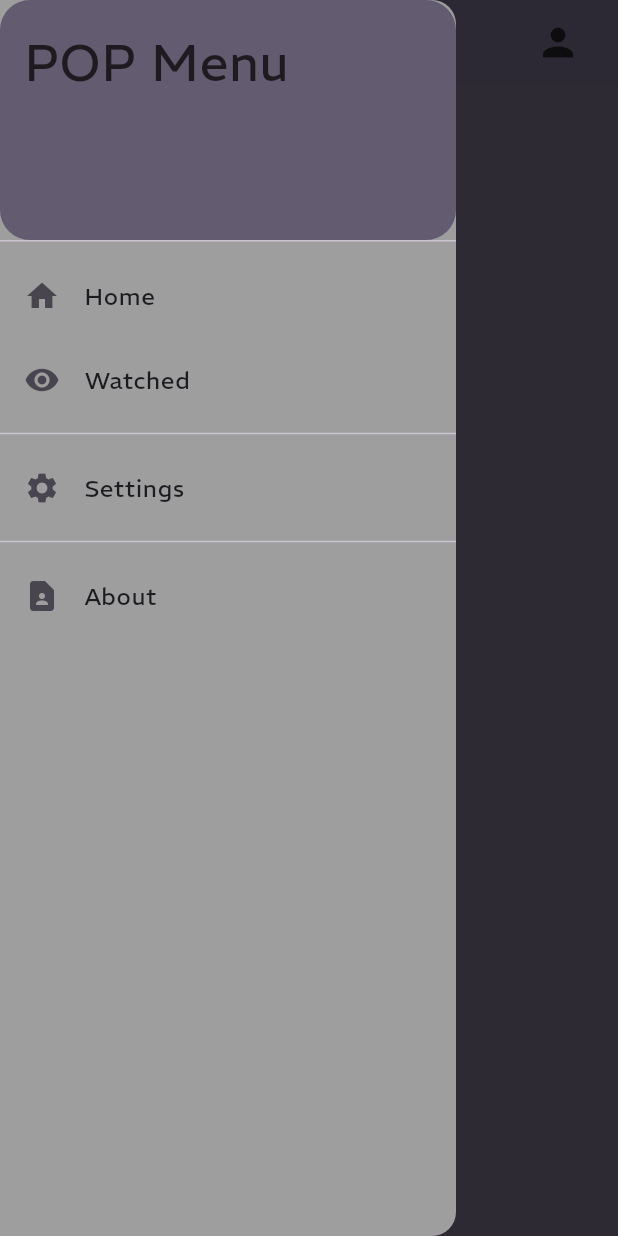
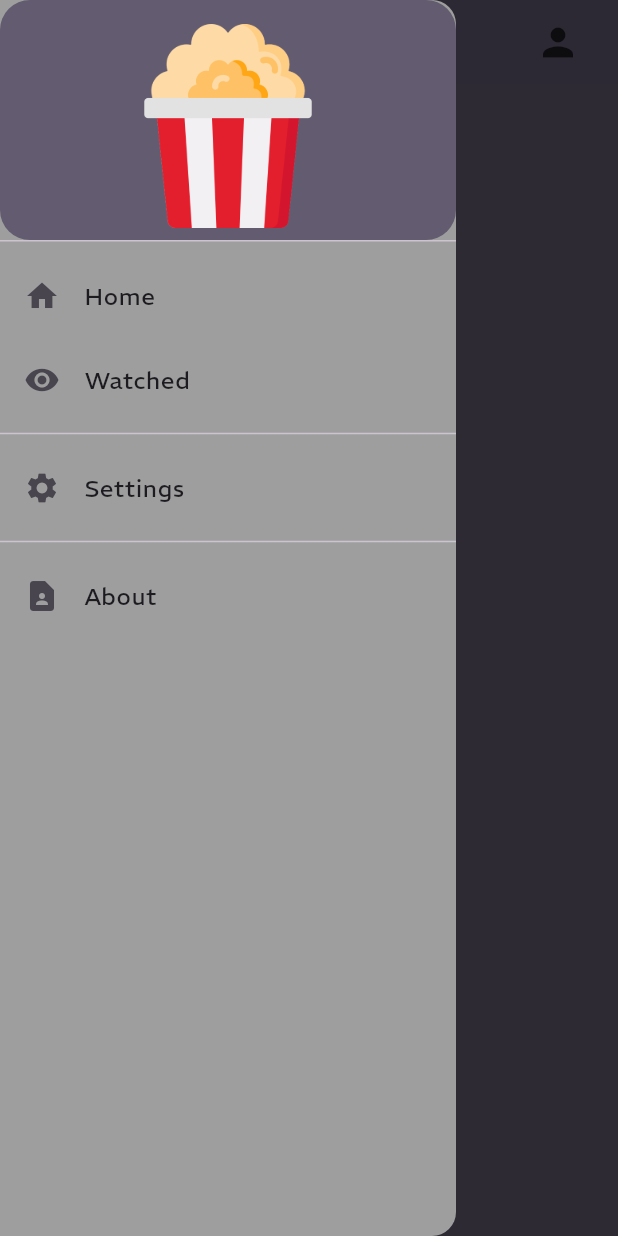
Before and after one commit to MDPater/POPcorn, a Flutter app: the screen it shows after launch, scrolled down 214 dp, after a tap on the "menu" icon, on a phone screen of 412 x 824 dp. Run offline on Flutter 3.47's test engine with Material 2 defaults, Android fonts, the light colour scheme and no system bars; our stand-ins replace flutter_rating_bar; missing offline and left inert: tmdb_api.

Commit message:
Changed Structure

```diff
--- a/lib/widgets/NavBar.dart
+++ b/lib/widgets/NavBar.dart
@@ -12,13 +12,11 @@
         padding: EdgeInsets.zero,
         children: [
           DrawerHeader(
+            child: Image(image: AssetImage("assets/Logo/POPcorn_logo.png")),
               decoration: BoxDecoration(
                   borderRadius: BorderRadius.circular(20),
                   color: Theme.of(context).colorScheme.secondary),
-              child: const Text(
-                'POP Menu',
-                style: TextStyle(fontSize: 34),
-              )),
+          ),
           ListTile(
             leading: const Icon(Icons.home),
             title: const Text('Home'),
--- a/pubspec.yaml
+++ b/pubspec.yaml
@@ -41,6 +41,8 @@ flutter:
         - asset: assets/fonts/REM/REM-Italic-VariableFont_wght.ttf
           weight: 400
 
+  assets:
+    - assets/Logo/POPcorn_logo.png
   # To add assets to your application, add an assets section, like this:
   # assets:
   #   - images/a_dot_burr.jpeg
```
Also changed, not shown: lib/screens/about_screen.dart (added, +12 -0 lines), lib/screens/home_screen.dart (+11 -38 lines), pubspec.lock, 2 other files.
